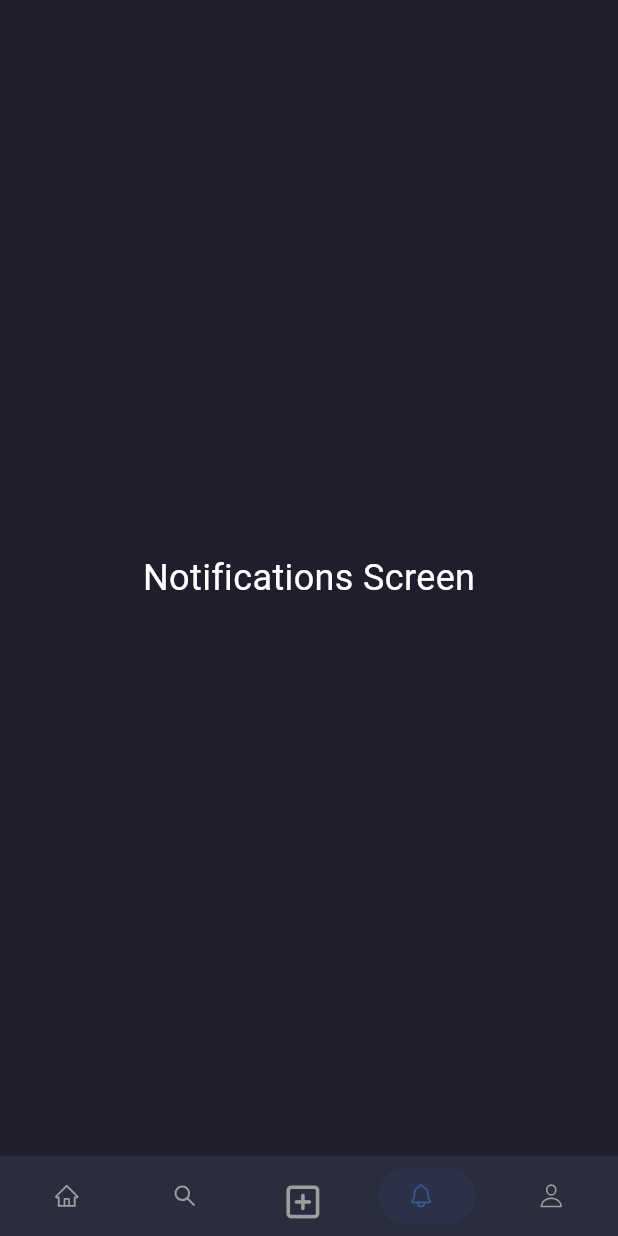
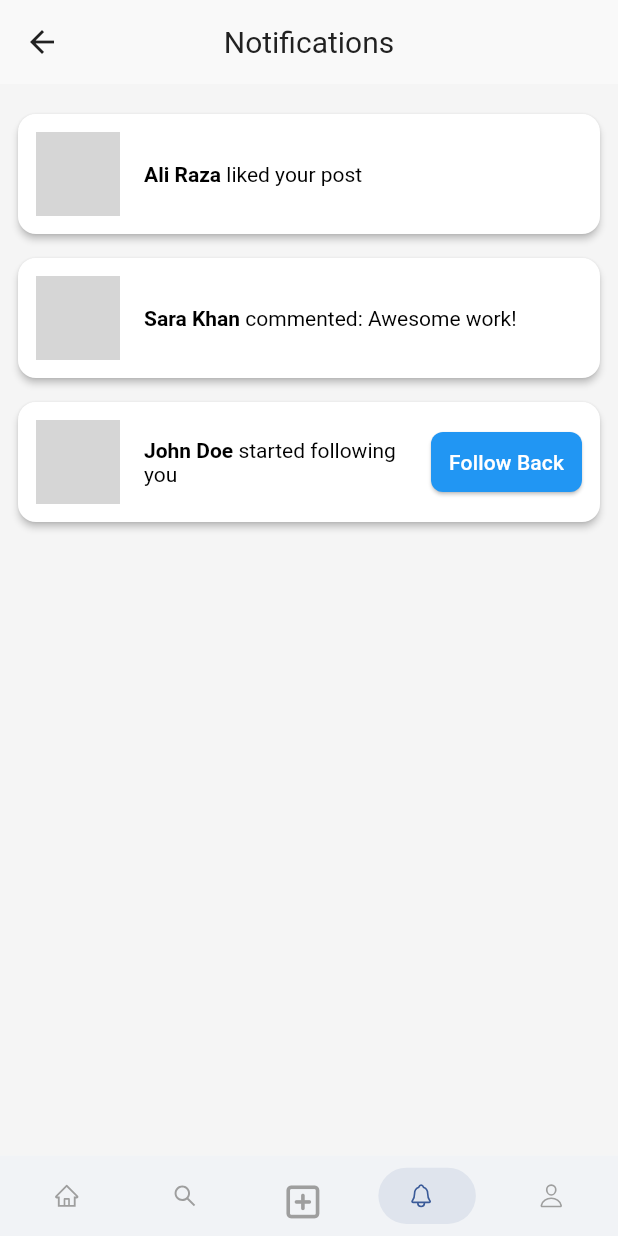
Before and after one commit to abdulwaheedvighio/LinkedIO-APp, a Flutter app: the RootScreen screen opened by its route, item 4 of the bottom bar chosen, on a phone screen of 412 x 824 dp. Run offline on Flutter 3.47's test engine with Material 3 defaults, Android fonts, the phone set to English and light mode, and no system bars; drawn by our look-alikes of salomon_bottom_bar; our stand-ins replace flutter_vector_icons, fluttertoast, image_picker, shared_preferences; missing offline and left inert: font_awesome_icon_class; accounts and stored records are empty; network calls fail; Roboto replaces fonts that are missing (Poppins-Medium, Poppins-Regular.ttf); grey boxes are pictures that could not be loaded.

Commit message:
In this project update User model and create Notification and Error solve

```diff
--- a/lib/main.dart
+++ b/lib/main.dart
@@ -43,7 +43,7 @@ class MyApp extends StatelessWidget {
         debugShowCheckedModeBanner: false,
         theme: AppTheme.lightTheme,
         darkTheme: AppTheme.darkTheme,
-            themeMode: ThemeMode.dark,
+            themeMode: ThemeMode.light,
         home: const SplashScreen(),
         routes: {
           SplashScreen.routeName : (context) => SplashScreen(),
--- a/lib/root_screen.dart
+++ b/lib/root_screen.dart
@@ -1,5 +1,6 @@
 import 'package:flutter/material.dart';
 import 'package:link_io/src/core/utils/utils.dart';
+import 'package:link_io/src/views/nav_bar_screens/notification_screen.dart';
 import 'package:link_io/src/views/nav_bar_screens/post_upload_screen/post_upload_screen.dart';
 import 'package:link_io/src/views/nav_bar_screens/user_profile_screen/user_profile_screen.dart';
 import 'package:salomon_bottom_bar/salomon_bottom_bar.dart';
@@ -24,7 +25,7 @@ class _RootScreenState extends State<RootScreen> {
     HomePage(),
     Center(child: Text('Search Screen', style: TextStyle(fontSize: 24))),
     PostUploadScreen(),
-    Center(child: Text('Notifications Screen', style: TextStyle(fontSize: 24))),
+    NotificationScreen(),
     UserProfileScreen(),
   ];
 
--- a/lib/src/model/user_model.dart
+++ b/lib/src/model/user_model.dart
@@ -1,5 +1,5 @@
 class UserModel {
-  final String token; // add this
+  final String token;
   final String id;
   final String fullName;
   final String username;
@@ -9,7 +9,7 @@ class UserModel {
   final String profileImage;
   final String accountType;
 
-  // Extra fields...
+  // Extra fields
   final String education;
   final List<String> skills;
   final String jobTitle;
@@ -19,6 +19,10 @@ class UserModel {
   final bool privacyPublic;
   final List<String> followers;
   final List<String> following;
+  final List<String> friends;
+  final List<dynamic> notifications; // notifications ka structure alag banega
+  final DateTime? createdAt;
+  final DateTime? updatedAt;
 
   UserModel({
     required this.token,
@@ -39,28 +43,38 @@ class UserModel {
     this.privacyPublic = true,
     this.followers = const [],
     this.following = const [],
+    this.friends = const [],
+    this.notifications = const [],
+    this.createdAt,
+    this.updatedAt,
   });
 
   factory UserModel.fromJson(Map<String, dynamic> json) {
+    final user = json['user'] ?? {};
+
     return UserModel(
       token: json['token'] ?? '',
-      id: json['_id'] ?? json['id'] ?? '',
-      fullName: json['fullName'] ?? '',
-      username: json['username'] ?? '',
-      email: json['email'] ?? '',
-      phone: json['phone'] ?? '',
-      gender: json['gender'] ?? '',
-      profileImage: json['profileImage'] ?? '',
-      accountType: json['accountType'] ?? 'Student',
-      education: json['education'] ?? '',
-      skills: List<String>.from(json['skills'] ?? []),
-      jobTitle: json['jobTitle'] ?? '',
-      bio: json['bio'] ?? '',
-      location: json['location'] ?? '',
-      links: List<String>.from(json['links'] ?? []),
-      privacyPublic: json['privacyPublic'] ?? true,
-      followers: List<String>.from(json['followers'] ?? []),
-      following: List<String>.from(json['following'] ?? []),
+      id: user['_id'] ?? '',
+      fullName: user['fullName'] ?? '',
+      username: user['username'] ?? '',
+      email: user['email'] ?? '',
+      phone: user['phone'] ?? '',
+      gender: user['gender'] ?? '',
+      profileImage: user['profileImage'] ?? '',
+      accountType: user['accountType'] ?? 'Student',
+      education: user['education'] ?? '',
+      skills: List<String>.from(user['skills'] ?? []),
+      jobTitle: user['jobTitle'] ?? '',
+      bio: user['bio'] ?? '',
+      location: user['location'] ?? '',
+      links: List<String>.from(user['links'] ?? []),
+      privacyPublic: user['privacyPublic'] ?? true,
+      followers: List<String>.from(user['followers'] ?? []),
+      following: List<String>.from(user['following'] ?? []),
+      friends: List<String>.from(user['friends'] ?? []),
+      notifications: List<dynamic>.from(user['notifications'] ?? []),
+      createdAt: user['createdAt'] != null ? DateTime.parse(user['createdAt']) : null,
+      updatedAt: user['updatedAt'] != null ? DateTime.parse(user['updatedAt']) : null,
     );
   }
 
@@ -84,6 +98,10 @@ class UserModel {
       'privacyPublic': privacyPublic,
       'followers': followers,
       'following': following,
+      'friends': friends,
+      'notifications': notifications,
+      'createdAt': createdAt?.toIso8601String(),
+      'updatedAt': updatedAt?.toIso8601String(),
     };
   }
 }
--- a/lib/src/services/post_provider_service.dart
+++ b/lib/src/services/post_provider_service.dart
@@ -113,31 +113,21 @@ class PostProviderService with ChangeNotifier {
       final token = userDetailProvider.currentUser!.token;
 
       final response = await http.get(
-        Uri.parse("$_baseUrl/user/$userId"), // ✅ fixed URL
-        headers: {
-          "Authorization": "Bearer $token",
-          "Content-Type": "application/json",
-        },
+        Uri.parse("$_baseUrl/user/$userId"),
+        headers: {"Authorization": "Bearer $token"},
       );
 
       if (response.statusCode == 200) {
         final data = jsonDecode(response.body);
-
-        if (data is List) {
-          _userPosts = data
-              .map<PostModel>((postJson) => PostModel.fromJson(postJson))
-              .toList();
-        } else {
-          _userPosts = [];
-        }
-
+        _userPosts = (data as List)
+            .map<PostModel>((json) => PostModel.fromJson(json))
+            .toList();
         _setLoading(false);
       } else {
-        _setError("Failed to fetch user posts: ${response.body}");
+        _setError("Failed to fetch user posts");
       }
-    } catch (error) {
-      _setError(error.toString());
-      print("❌ Error fetching user posts: $error");
+    } catch (e) {
+      _setError(e.toString());
     }
   }
 
--- /dev/null
+++ b/lib/src/views/nav_bar_screens/notification_screen.dart
@@ -0,0 +1,164 @@
+import 'package:flutter/material.dart';
+//import 'package:timeago/timeago.dart' as timeago;
+
+class NotificationModel {
+  final String type; // like, comment, follow
+  final String userName;
+  final String userImage;
+  final String message;
+  final DateTime createdAt;
+
+  NotificationModel({
+    required this.type,
+    required this.userName,
+    required this.userImage,
+    required this.message,
+    required this.createdAt,
+  });
+}
+
+class NotificationScreen extends StatelessWidget {
+  NotificationScreen({super.key});
+
+  // Dummy Data (API se load karoge baad mein)
+  final List<NotificationModel> notifications = [
+    NotificationModel(
+      type: "like",
+      userName: "Ali Raza",
+      userImage: "https://i.pravatar.cc/150?img=3",
+      message: "liked your post",
+      createdAt: DateTime.now().subtract(const Duration(minutes: 10)),
+    ),
+    NotificationModel(
+      type: "comment",
+      userName: "Sara Khan",
+      userImage: "https://i.pravatar.cc/150?img=5",
+      message: "commented: Awesome work!",
+      createdAt: DateTime.now().subtract(const Duration(hours: 1)),
+    ),
+    NotificationModel(
+      type: "follow",
+      userName: "John Doe",
+      userImage: "https://i.pravatar.cc/150?img=8",
+      message: "started following you",
+      createdAt: DateTime.now().subtract(const Duration(days: 1)),
+    ),
+  ];
+
+  @override
+  Widget build(BuildContext context) {
+    final isDark = Theme.of(context).brightness == Brightness.dark;
+
+    return Scaffold(
+      appBar: AppBar(
+        title: const Text("Notifications"),
+        centerTitle: true,
+        elevation: 0,
+      ),
+      backgroundColor:
+      isDark ? Colors.black : Colors.grey.shade100,
+      body: notifications.isEmpty
+          ? const Center(
+        child: Text(
+          "No notifications yet",
+          style: TextStyle(fontSize: 16),
+        ),
+      )
+          : ListView.builder(
+        padding: const EdgeInsets.all(12),
+        itemCount: notifications.length,
+        itemBuilder: (context, index) {
+          final notif = notifications[index];
+          return _buildNotificationCard(notif, isDark);
+        },
+      ),
+    );
+  }
+
+  Widget _buildNotificationCard(NotificationModel notif, bool isDark) {
+    IconData icon;
+    Color iconColor;
+
+    switch (notif.type) {
+      case "like":
+        icon = Icons.favorite;
+        iconColor = Colors.redAccent;
+        break;
+      case "comment":
+        icon = Icons.comment;
+        iconColor = Colors.blue;
+        break;
+      case "follow":
+        icon = Icons.person_add;
+        iconColor = Colors.green;
+        break;
+      default:
+        icon = Icons.notifications;
+        iconColor = Colors.grey;
+    }
+
+    return Card(
+      margin: const EdgeInsets.symmetric(vertical: 8),
+      elevation: 2,
+      shape: RoundedRectangleBorder(borderRadius: BorderRadius.circular(12)),
+      color: isDark ? Colors.grey.shade900 : Colors.white,
+      child: ListTile(
+        contentPadding: const EdgeInsets.all(12),
+        leading: Stack(
+          children: [
+            CircleAvatar(
+              backgroundImage: NetworkImage(notif.userImage),
+              radius: 28,
+            ),
+            Positioned(
+              bottom: 0,
+              right: 0,
+              child: CircleAvatar(
+                radius: 10,
+                backgroundColor: isDark ? Colors.black : Colors.white,
+                child: Icon(icon, size: 14, color: iconColor),
+              ),
+            )
+          ],
+        ),
+        title: RichText(
+          text: TextSpan(
+            style: TextStyle(
+              color: isDark ? Colors.white : Colors.black,
+              fontSize: 14,
+            ),
+            children: [
+              TextSpan(
+                text: notif.userName,
+                style: const TextStyle(fontWeight: FontWeight.bold),
+              ),
+              TextSpan(text: " ${notif.message}"),
+            ],
+          ),
+        ),
+        // subtitle: Text(
+        //   timeago.format(notif.createdAt),
+        //   style: TextStyle(
+        //     color: isDark ? Colors.grey.shade400 : Colors.grey.shade600,
+        //     fontSize: 12,
+        //   ),
+        // ),
+        trailing: notif.type == "follow"
+            ? ElevatedButton(
+          onPressed: () {},
+          style: ElevatedButton.styleFrom(
+            backgroundColor: Colors.blue,
+            foregroundColor: Colors.white,
+            padding:
+            const EdgeInsets.symmetric(horizontal: 12, vertical: 6),
+            shape: RoundedRectangleBorder(
+              borderRadius: BorderRadius.circular(8),
+            ),
+          ),
+          child: const Text("Follow Back"),
+        )
+            : null,
+      ),
+    );
+  }
+}
--- a/lib/src/views/nav_bar_screens/user_profile_screen/user_profile_screen.dart
+++ b/lib/src/views/nav_bar_screens/user_profile_screen/user_profile_screen.dart
@@ -102,14 +102,17 @@ class _UserProfileScreenState extends State<UserProfileScreen> {
                             mainAxisAlignment: MainAxisAlignment.spaceBetween,
                             children: [
                               _buildStatColumn(
-                                  "Posts", "${postProvider.posts.length}", isDark),
+                                "Posts",
+                                "${postProvider.posts.where((post) => post.user.id == userProvider.currentUser!.id).length}",
+                                isDark,
+                              ),
                               _buildStatColumn(
                                   "Followers",
-                                  "${user.followers?.length ?? 0}",
+                                  "${user.followers.length ?? 0}",
                                   isDark),
                               _buildStatColumn(
                                   "Following",
-                                  "${user.following?.length ?? 0}",
+                                  "${user.following.length ?? 0}",
                                   isDark),
                             ],
                           ),
@@ -188,20 +191,17 @@ class _UserProfileScreenState extends State<UserProfileScreen> {
                   : GridView.builder(
                 shrinkWrap: true,
                 physics: const NeverScrollableScrollPhysics(),
-                itemCount: postProvider.posts.length,
-                gridDelegate:
-                const SliverGridDelegateWithFixedCrossAxisCount(
+                itemCount: postProvider.userPosts.length,
+                gridDelegate: const SliverGridDelegateWithFixedCrossAxisCount(
                   crossAxisCount: 3,
                   mainAxisSpacing: 2,
                   crossAxisSpacing: 2,
                 ),
                 itemBuilder: (context, index) {
-                  final post = postProvider.posts[index];
-                  return (post.image != null &&
-                      post.image!.isNotEmpty)
+                  final post = postProvider.userPosts[index];
+                  return (post.image != null && post.image!.isNotEmpty)
                       ? Image.network(post.image!, fit: BoxFit.cover)
-                      : Image.asset("assets/image/default.jpg",
-                      fit: BoxFit.cover);
+                      : Image.asset("assets/image/default.jpg", fit: BoxFit.cover);
                 },
               ),
             ],
```
